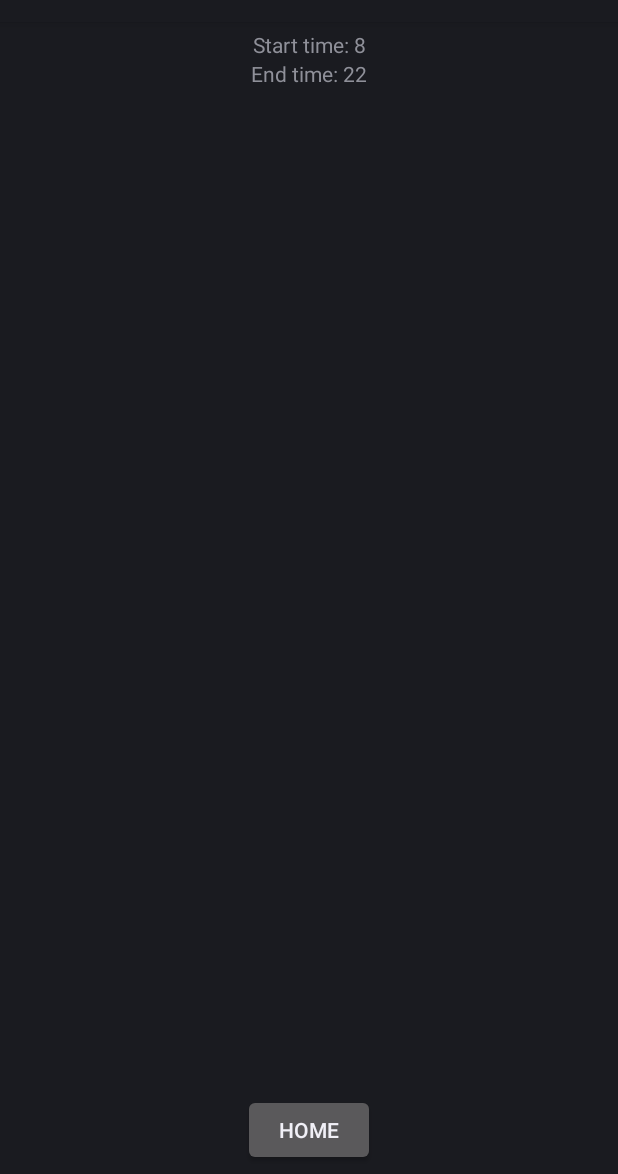
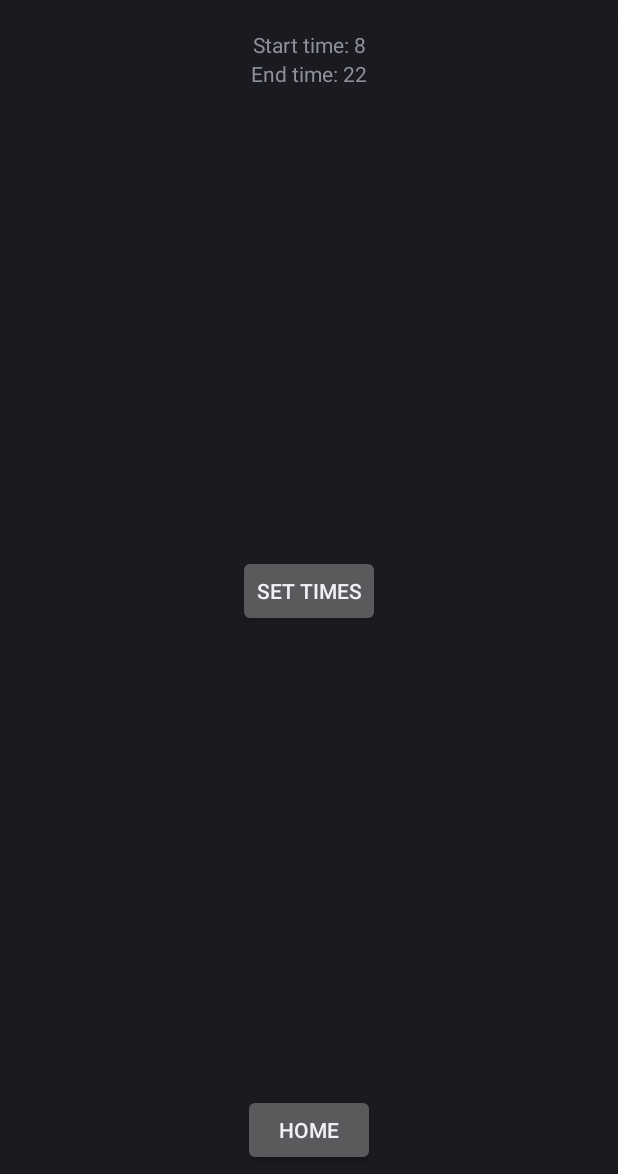
Before and after one commit to brw2650/TimerBlip, an Android app: the SettingsFragment screen opened through its navigation route, on a phone screen of 412 x 824 dp, the part 62-1236 px from its top. Run offline under Robolectric (Android 15) with nearby library versions, the phone set to English and light mode, and no system bars; plain views replace BoxInsetLayout.

Commit message:
start time input

```diff
--- a/app/src/main/java/com/rollingduck/timerblip/SettingsFragment.kt
+++ b/app/src/main/java/com/rollingduck/timerblip/SettingsFragment.kt
@@ -33,6 +33,10 @@ class SettingsFragment : Fragment() {
         binding.buttonHome.setOnClickListener {
             findNavController().navigate(R.id.action_SettingsFragment_to_HomeFragment)
         }
+
+        binding.buttonSetTime.setOnClickListener {
+            findNavController().navigate(R.id.action_SettingsFragment_to_StartTimeFragment)
+        }
     }
 
     override fun onResume() {
--- a/app/src/main/res/layout/fragment_settings.xml
+++ b/app/src/main/res/layout/fragment_settings.xml
@@ -5,16 +5,6 @@
     android:layout_width="match_parent"
     android:layout_height="match_parent"
     tools:context=".SettingsFragment">
-
-
-    <!--    <TimePicker-->
-    <!--        android:id="@+id/timePicker"-->
-    <!--        android:layout_width="wrap_content"-->
-    <!--        android:layout_height="wrap_content"-->
-    <!--        android:timePickerMode="spinner"-->
-    <!--        app:layout_constraintEnd_toEndOf="parent"-->
-    <!--        app:layout_constraintStart_toStartOf="parent"-->
-    <!--        app:layout_constraintTop_toTopOf="parent" />-->
 
     <Button
         android:id="@+id/button_home"
@@ -42,4 +32,14 @@
         app:layout_constraintEnd_toEndOf="parent"
         app:layout_constraintStart_toStartOf="parent"
         app:layout_constraintTop_toBottomOf="@+id/start_time_display" />
+
+    <Button
+        android:id="@+id/button_set_time"
+        android:layout_width="wrap_content"
+        android:layout_height="wrap_content"
+        android:text="@string/set_times"
+        app:layout_constraintBottom_toTopOf="@+id/button_home"
+        app:layout_constraintEnd_toEndOf="parent"
+        app:layout_constraintStart_toStartOf="parent"
+        app:layout_constraintTop_toBottomOf="@+id/end_time_display" />
 </androidx.constraintlayout.widget.ConstraintLayout>
--- a/app/src/main/res/navigation/nav_graph.xml
+++ b/app/src/main/res/navigation/nav_graph.xml
@@ -24,5 +24,18 @@
         <action
             android:id="@+id/action_SettingsFragment_to_HomeFragment"
             app:destination="@id/HomeFragment" />
+        <action
+            android:id="@+id/action_SettingsFragment_to_StartTimeFragment"
+            app:destination="@id/StartTimeFragment" />
+    </fragment>
+    <fragment
+        android:id="@+id/StartTimeFragment"
+        android:name="com.rollingduck.timerblip.StartTimeFragment"
+        android:label="@string/start_time_fragment_label"
+        tools:layout="@layout/fragment_start_time">
+
+        <action
+            android:id="@+id/action_StartTimeFragment_to_SettingsFragment"
+            app:destination="@id/SettingsFragment" />
     </fragment>
 </navigation>
--- a/app/src/main/res/values/strings.xml
+++ b/app/src/main/res/values/strings.xml
@@ -6,19 +6,22 @@
     -->
     <string name="alarm_set">Alarm Set</string>
     <string name="alarm_not_set">No Alarm Set</string>
-    <string name="set_alarm">Set</string>
-    <string name="cancel_alarm">Cancel</string>
+    <string name="set_alarm">Start</string>
+    <string name="cancel_alarm">Stop</string>
     <string name="title_activity_settings">SettingsActivity</string>
     <!-- Strings used for fragments for navigation -->
     <string name="home_fragment_label">Home Fragment</string>
     <string name="settings_fragment_label">Settings Fragment</string>
+    <string name="start_time_fragment_label">Start Time Fragment</string>
+    <string name="end_time_fragment_label">End Time Fragment</string>
 
     <string name="settings">Settings</string>
     <string name="home">Home</string>
+    <string name="next">Next</string>
 
     <string name="start_time_display">Start time: %1$s</string>
+    <string name="start_time">Start time</string>
     <string name="end_time_display">End time: %1$s</string>
-
-    <string name="hello_first_fragment">Hello first fragment</string>
-    <string name="hello_second_fragment">Hello second fragment. Arg: %1$s</string>
+    <string name="end_time">End time</string>
+    <string name="set_times">Set times</string>
 </resources>
```
Also changed, not shown: app/src/main/java/com/rollingduck/timerblip/StartTimeFragment.kt (added, +41 -0 lines), app/src/main/res/layout/fragment_start_time.xml (added, +40 -0 lines).
